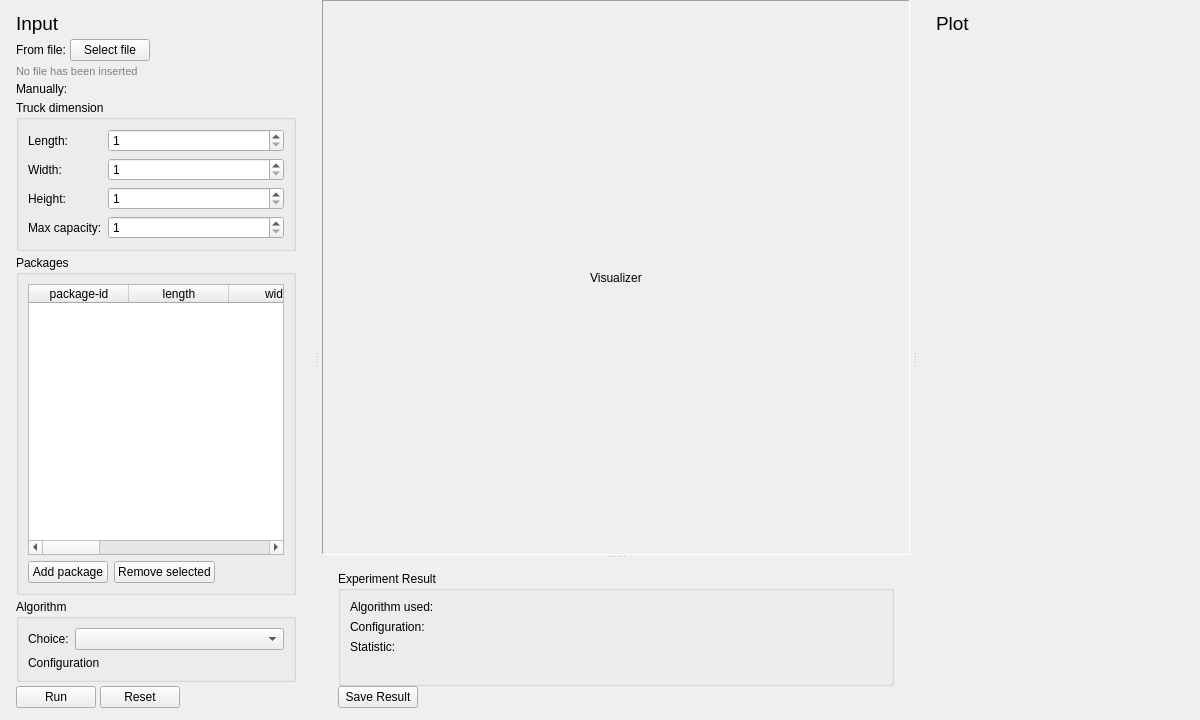
Above: src/ui/mainwindow.ui from Shui7/IF3170_G31_NopalLanguageProcessing before the change. Below: the same form after it.
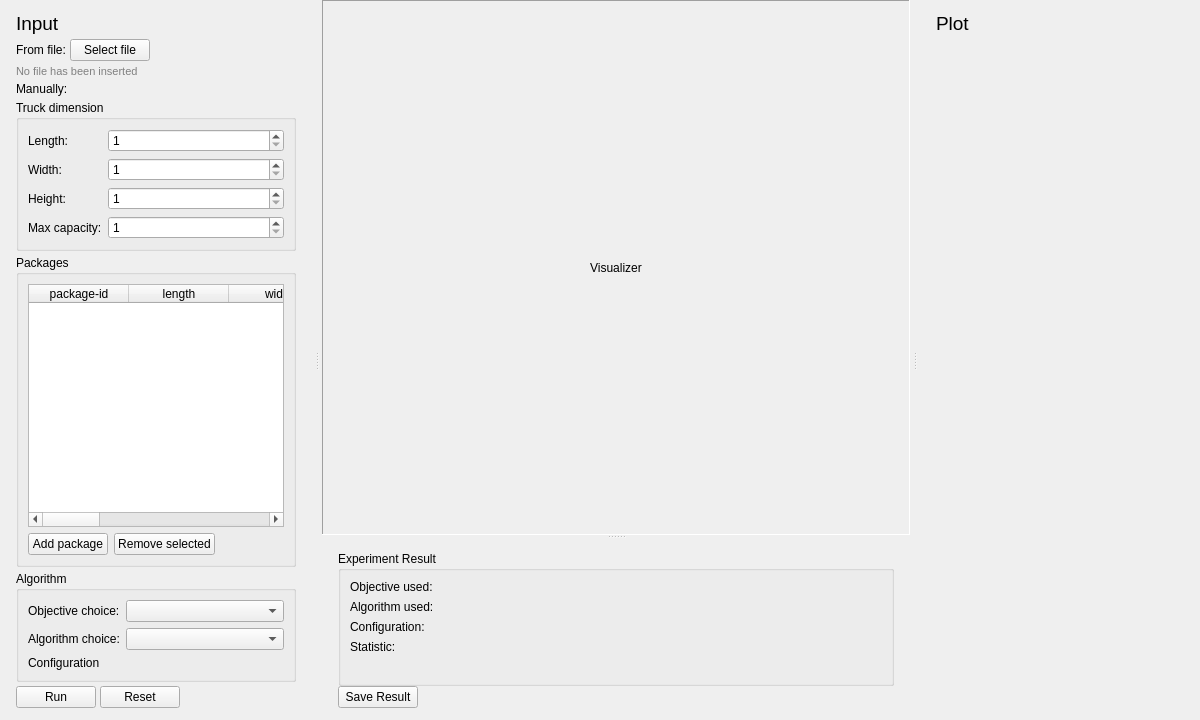
That is the form after the change.

Patch:
```diff
--- a/src/ui/mainwindow.ui
+++ b/src/ui/mainwindow.ui
@@ -331,16 +331,26 @@
           </property>
           <layout class="QFormLayout" name="algorithmLayout">
            <item row="0" column="0">
-            <widget class="QLabel" name="lblChoice">
+            <widget class="QLabel" name="lblObjChoice">
              <property name="text">
-              <string>Choice:</string>
+              <string>Objective choice:</string>
              </property>
             </widget>
            </item>
            <item row="0" column="1">
+            <widget class="QComboBox" name="comboObjective"/>
+           </item>
+           <item row="1" column="0">
+            <widget class="QLabel" name="lblAlgChoice">
+             <property name="text">
+              <string>Algorithm choice:</string>
+             </property>
+            </widget>
+           </item>
+           <item row="1" column="1">
             <widget class="QComboBox" name="comboAlgorithm"/>
            </item>
-           <item row="1" column="0" colspan="2">
+           <item row="2" column="0" colspan="2">
             <widget class="QLabel" name="lblConfiguration">
              <property name="text">
               <string>Configuration</string>
@@ -470,27 +480,34 @@
            </property>
            <layout class="QFormLayout" name="outputFormLayout">
             <item row="0" column="0">
+             <widget class="QLabel" name="lblObjectiveUsed">
+              <property name="text">
+               <string>Objective used:</string>
+              </property>
+             </widget>
+            </item>
+            <item row="1" column="0">
              <widget class="QLabel" name="lblAlgorithmUsed">
               <property name="text">
                <string>Algorithm used:</string>
               </property>
              </widget>
             </item>
-            <item row="1" column="0">
+            <item row="2" column="0">
              <widget class="QLabel" name="lblConfigurationUsed">
               <property name="text">
                <string>Configuration:</string>
               </property>
              </widget>
             </item>
-            <item row="2" column="0">
+            <item row="3" column="0">
              <widget class="QLabel" name="lblStatistic">
               <property name="text">
                <string>Statistic:</string>
               </property>
              </widget>
             </item>
-            <item row="3" column="0">
+            <item row="4" column="0">
              <widget class="QLabel" name="lblStatisticDetail">
               <property name="text">
                <string/>
```
